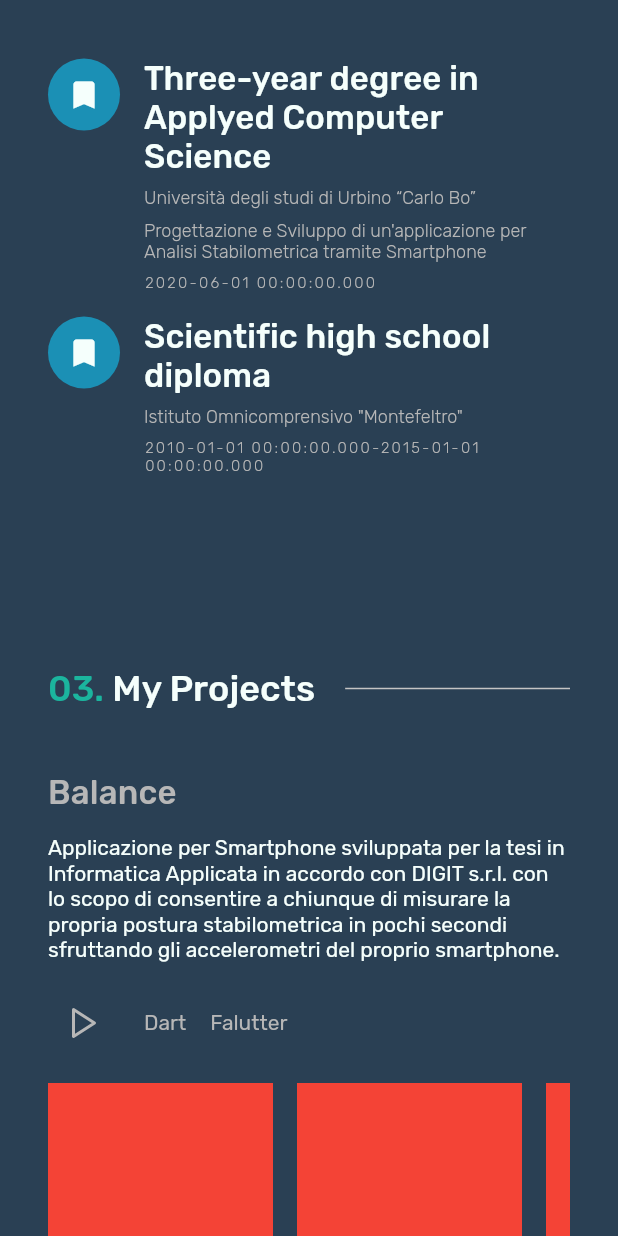
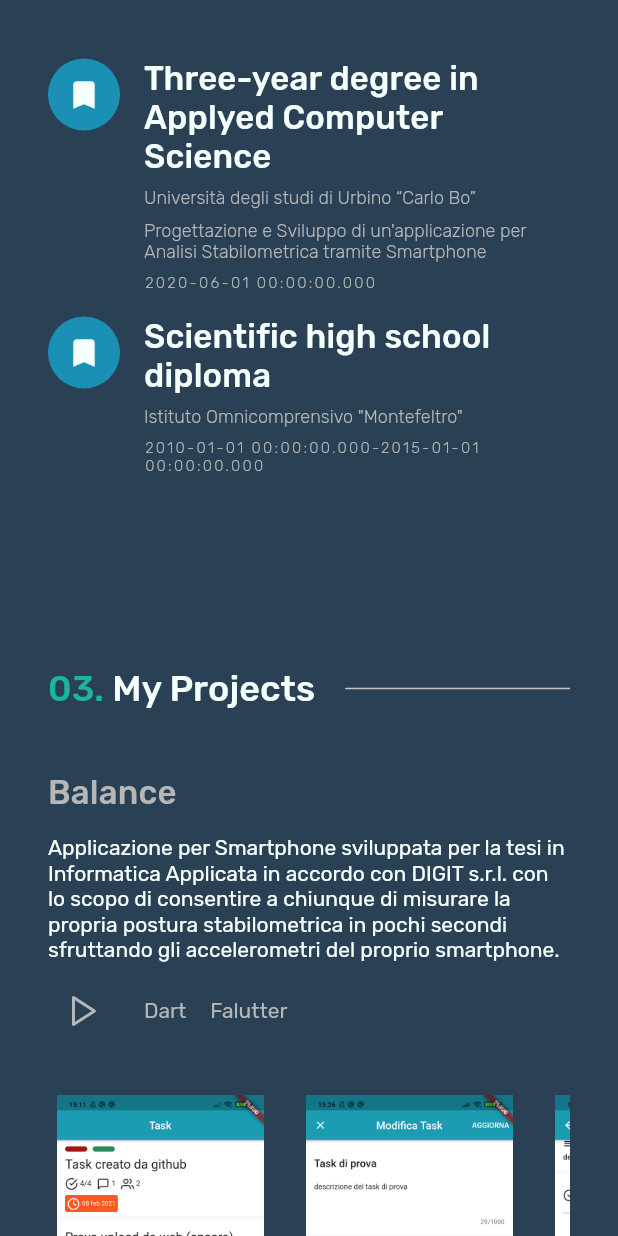
Before and after one commit to Supercaly/portfolio, a Flutter app: the screen it shows after launch, scrolled down 2304 dp, on a phone screen of 412 x 824 dp. Run offline on Flutter 3.47's test engine with Material 2 defaults, Android fonts, the phone set to English and light mode, and no system bars; our stand-ins replace flutter_feather_icons, visibility_detector.

Commit message:
Fix how the project images are displayed and add tasky assets

```diff
--- a/lib/application/app_state.dart
+++ b/lib/application/app_state.dart
@@ -66,7 +66,7 @@ class AppState extends ChangeNotifier {
       title: "Balance",
       description:
           "Applicazione per Smartphone sviluppata per la tesi in Informatica Applicata in accordo con DIGIT s.r.l. con lo scopo di consentire a chiunque di misurare la propria postura stabilometrica in pochi secondi sfruttando gli accelerometri del proprio smartphone.",
-      images: ["", "", ""],
+      images: ["assets/images/tasky/home_page.png", "assets/images/tasky/edit_page.png", "assets/images/tasky/comments_detail.png"],
       links: [Link(type: LinkType.playstore, url: "")],
       tags: ["Dart", "Falutter"],
     ),
@@ -74,7 +74,7 @@ class AppState extends ChangeNotifier {
       title: "Tasky",
       description:
           "Applicazione multi piattaforma per la gestione dell'andamento dei progetti all'interno di un ambiente di lavoro.",
-      images: ["", ""],
+      images: ["assets/images/tasky/home_page.png", "assets/images/tasky/edit_page.png", "assets/images/tasky/comments_detail.png"],
       links: [Link(type: LinkType.github, url: "")],
       tags: ["Dart", "Falutter"],
     ),
@@ -83,6 +83,7 @@ class AppState extends ChangeNotifier {
       description:
           "Applicazione per dispositivi Android che consente agli utenti di segnalare i propri animali domestici scomparsi in modo da poterli ritrovare grazie all'aiuto della comunity.",
       links: [Link(type: LinkType.playstore, url: "")],
+      images: ["assets/images/tasky/home_page.png", "assets/images/tasky/edit_page.png", "assets/images/tasky/comments_detail.png"],
       tags: ["Android"],
     ),
   ];
--- a/lib/presentation/section/contact_section.dart
+++ b/lib/presentation/section/contact_section.dart
@@ -18,7 +18,6 @@ class ContactSection extends StatelessWidget {
         key: Key("contacts-visibility-detector-key"),
         onVisibilityChanged: (info) {
           final fraction = info.visibleFraction * 100;
-          print('Visibility changed ${info.visibleFraction * 100}');
           if (fraction > 20.0)
             onVisibilityChange(true);
           else
--- a/lib/presentation/widget/profile_image.dart
+++ b/lib/presentation/widget/profile_image.dart
@@ -5,8 +5,8 @@ import 'package:portfolio/presentation/widget/responsive.dart';
 class ProfileImage extends StatelessWidget {
   @override
   Widget build(BuildContext context) {
-    final size = Responsive.isLarge(context) ? 320.0 : 200.0;
-    final offset = Responsive.isLarge(context) ? 50.0 : 30.0;
+    final size = Responsive.isLarge(context) ? 280.0 : 200.0;
+    final offset = Responsive.isLarge(context) ? 40.0 : 20.0;
 
     return Center(
       child: Stack(
--- a/lib/presentation/widget/project_widget.dart
+++ b/lib/presentation/widget/project_widget.dart
@@ -15,93 +15,7 @@ class ProjectWidget extends StatelessWidget {
 
   @override
   Widget build(BuildContext context) {
-    return Responsive(
-      small: ProjectContentSmall(project: project),
-      large: ProjectContentLarge(project: project),
-    );
-  }
-}
-
-class ProjectContentSmall extends StatelessWidget {
-  final Project project;
-
-  const ProjectContentSmall({
-    Key? key,
-    required this.project,
-  }) : super(key: key);
-
-  @override
-  Widget build(BuildContext context) {
     return Column(
-      crossAxisAlignment: CrossAxisAlignment.start,
-      children: [
-        Text(
-          project.title,
-          style: Theme.of(context)
-              .textTheme
-              .subtitle2
-              ?.copyWith(color: AppColors.textSecondary),
-        ),
-        SizedBox(height: 16.0),
-        if (project.description != null)
-          Text(
-            project.description!,
-            style: Theme.of(context).textTheme.button,
-          ),
-        SizedBox(height: 16.0),
-        ProjectLinksTags(project: project),
-        if (project.images != null)
-          SingleChildScrollView(
-            padding: const EdgeInsets.only(top: 16.0),
-            scrollDirection: Axis.horizontal,
-            child: RowBuilder(
-              mainAxisSize: MainAxisSize.min,
-              itemCount: project.images!.length,
-              // TODO: Build an Image instead of a container
-              builder: (context, index) => Container(
-                color: Colors.red,
-                width: 150.0,
-                height: 300.0,
-              ),
-              separator: 16.0,
-            ),
-          ),
-      ],
-    );
-  }
-}
-
-class ProjectContentLarge extends StatelessWidget {
-  final Project project;
-
-  const ProjectContentLarge({
-    Key? key,
-    required this.project,
-  }) : super(key: key);
-
-  @override
-  Widget build(BuildContext context) {
-    return Container(
-      width: double.maxFinite,
-      color: Colors.blue,
-      child: Stack(
-        children: [
-          Padding(
-            padding: const EdgeInsets.only(left: 300.0),
-            child: Wrap(
-              children: List.generate(
-                project.images?.length ?? 0,
-                (index) => Container(
-                  color: Colors.red,
-                  width: 200.0,
-                  height: 450.0,
-                ),
-              ),
-              spacing: 16.0,
-              runSpacing: 8.0,
-            ),
-          ),
-          Column(
       mainAxisSize: MainAxisSize.min,
       crossAxisAlignment: CrossAxisAlignment.start,
       children: [
@@ -113,8 +27,21 @@ class ProjectContentLarge extends StatelessWidget {
               ?.copyWith(color: AppColors.textSecondary),
         ),
         SizedBox(height: 16.0),
-              if (project.description != null)
-                ConstrainedBox(
+        if (project.description != null) _buildDescription(context),
+        SizedBox(height: 8.0),
+        ProjectLinksTags(project: project),
+        SizedBox(height: 16.0),
+        _buildImages(context),
+      ],
+    );
+  }
+
+  Widget _buildDescription(BuildContext context) => Responsive(
+        small: Text(
+          project.description!,
+          style: Theme.of(context).textTheme.button,
+        ),
+        large: ConstrainedBox(
           constraints: BoxConstraints(maxWidth: 500.0),
           child: Container(
             padding: const EdgeInsets.all(16.0),
@@ -128,12 +55,34 @@ class ProjectContentLarge extends StatelessWidget {
             ),
           ),
         ),
-              SizedBox(height: 8.0),
-              ProjectLinksTags(project: project),
-            ],
+      );
+
+  Widget _buildImages(BuildContext context) => Responsive(
+        small: SingleChildScrollView(
+          padding: const EdgeInsets.only(top: 16.0),
+          scrollDirection: Axis.horizontal,
+          child: RowBuilder(
+            mainAxisSize: MainAxisSize.min,
+            itemCount: project.images?.length ?? 0,
+            builder: (context, index) => Image.asset(
+              project.images![index],
+              width: 150.0,
+              height: 300.0,
             ),
-        ],
+            separator: 16.0,
+          ),
+        ),
+        large: Wrap(
+          children: List.generate(
+            project.images?.length ?? 0,
+            (index) => Image.asset(
+              project.images![index],
+              width: 200.0,
+              height: 450.0,
+            ),
+          ),
+          spacing: 16.0,
+          runSpacing: 16.0,
         ),
       );
 }
-}
--- a/pubspec.yaml
+++ b/pubspec.yaml
@@ -27,6 +27,9 @@ flutter:
 
   assets:
     - assets/images/profile_picture.jpg
+    - assets/images/tasky/home_page.png
+    - assets/images/tasky/edit_page.png
+    - assets/images/tasky/comments_detail.png
 
   fonts:
     - family: Rubik
```
Also changed, not shown: assets/images/tasky/comments_detail.png (added), assets/images/tasky/edit_page.png (added), assets/images/tasky/home_page.png (added). Lines whose indentation alone changed are shown as unchanged.
